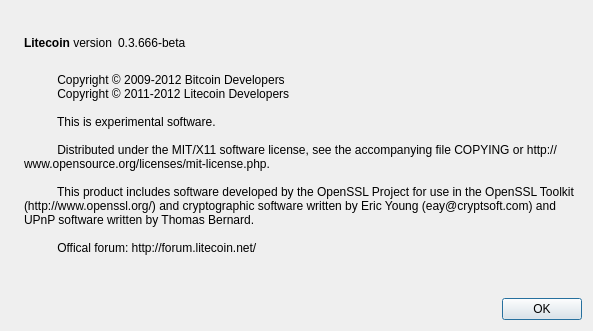
Qt form src/qt/forms/aboutdialog.ui (k0u5uk3/Harucoin) before a commit.
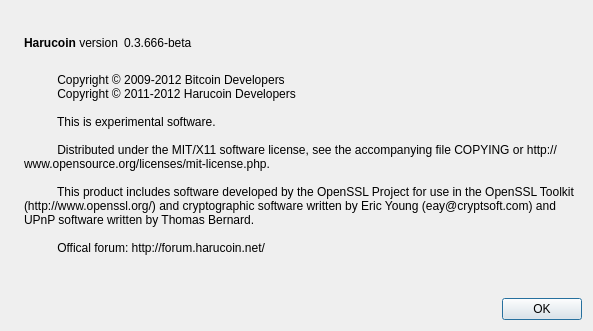
The same form after that commit. Icons and pictures are not drawn.

The edit to the form file:
```diff
--- a/src/qt/forms/aboutdialog.ui
+++ b/src/qt/forms/aboutdialog.ui
@@ -50,7 +50,7 @@
           <cursorShape>IBeamCursor</cursorShape>
          </property>
          <property name="text">
-          <string>&lt;b&gt;Litecoin&lt;/b&gt; version</string>
+          <string>&lt;b&gt;Harucoin&lt;/b&gt; version</string>
          </property>
          <property name="textInteractionFlags">
           <set>Qt::LinksAccessibleByMouse|Qt::TextSelectableByKeyboard|Qt::TextSelectableByMouse</set>
@@ -96,7 +96,7 @@
        <property name="text">
         <string>
           Copyright © 2009-2012 Bitcoin Developers
-          Copyright © 2011-2012 Litecoin Developers
+          Copyright © 2011-2012 Harucoin Developers
 
           This is experimental software.
 
@@ -104,7 +104,7 @@
 
           This product includes software developed by the OpenSSL Project for use in the OpenSSL Toolkit (http://www.openssl.org/) and cryptographic software written by Eric Young (eay@cryptsoft.com) and UPnP software written by Thomas Bernard.
 
-          Offical forum: http://forum.litecoin.net/
+          Offical forum: http://forum.harucoin.net/
         </string>
        </property>
        <property name="wordWrap">
```
Left out of the diff: 2 changed lines with no effect on the pictures.
